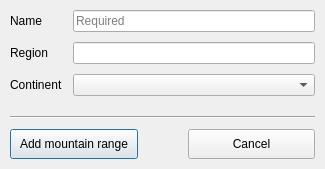
This is src/ui/new_range.ui in svetter/pal as Qt 5 draws it before an edit. The edited form follows.
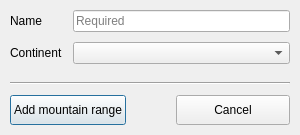
This is the edited form.

Commit message: Finished new range dialog (#3)

The edit to the form file:
```diff
--- a/src/ui/new_range.ui
+++ b/src/ui/new_range.ui
@@ -6,10 +6,16 @@
    <rect>
     <x>0</x>
     <y>0</y>
-    <width>325</width>
-    <height>169</height>
+    <width>300</width>
+    <height>135</height>
    </rect>
   </property>
+  <property name="sizePolicy">
+   <sizepolicy hsizetype="Preferred" vsizetype="Fixed">
+    <horstretch>0</horstretch>
+    <verstretch>0</verstretch>
+   </sizepolicy>
+  </property>
   <property name="windowTitle">
    <string>New mountain range</string>
   </property>
@@ -46,35 +52,49 @@
      </item>
      <item row="0" column="1">
       <widget class="QLineEdit" name="nameTextbox">
+       <property name="sizePolicy">
+        <sizepolicy hsizetype="MinimumExpanding" vsizetype="Fixed">
+         <horstretch>0</horstretch>
+         <verstretch>0</verstretch>
+        </sizepolicy>
+       </property>
+       <property name="minimumSize">
+        <size>
+         <width>150</width>
+         <height>0</height>
+        </size>
+       </property>
        <property name="placeholderText">
         <string>Required</string>
        </property>
       </widget>
      </item>
-     <item row="2" column="0">
+     <item row="1" column="0">
       <widget class="QLabel" name="continentLabel">
        <property name="text">
         <string>Continent</string>
        </property>
       </widget>
      </item>
-     <item row="2" column="1">
+     <item row="1" column="1">
       <widget class="QComboBox" name="continentCombo">
+       <property name="sizePolicy">
+        <sizepolicy hsizetype="MinimumExpanding" vsizetype="Fixed">
+         <horstretch>0</horstretch>
+         <verstretch>0</verstretch>
+        </sizepolicy>
+       </property>
+       <property name="minimumSize">
+        <size>
+         <width>150</width>
+         <height>0</height>
+        </size>
+       </property>
        <property name="placeholderText">
         <string>Select</string>
        </property>
       </widget>
      </item>
-     <item row="1" column="1">
-      <widget class="QLineEdit" name="regionTextbox"/>
-     </item>
-     <item row="1" column="0">
-      <widget class="QLabel" name="regionLabel">
-       <property name="text">
-        <string>Region</string>
-       </property>
-      </widget>
-     </item>
     </layout>
    </item>
    <item>
@@ -99,7 +119,7 @@
        </property>
        <property name="minimumSize">
         <size>
-         <width>0</width>
+         <width>100</width>
          <height>30</height>
         </size>
        </property>
@@ -118,7 +138,7 @@
        </property>
        <property name="minimumSize">
         <size>
-         <width>0</width>
+         <width>100</width>
          <height>30</height>
         </size>
        </property>
```
The commit also changes 1 other file.
